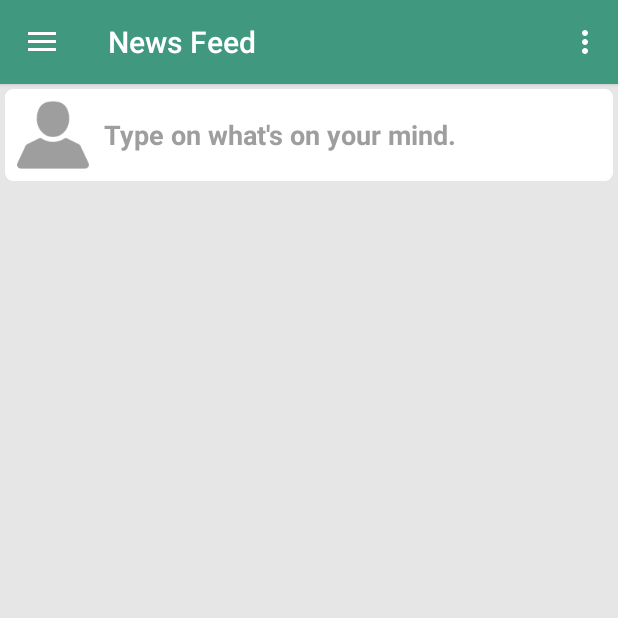
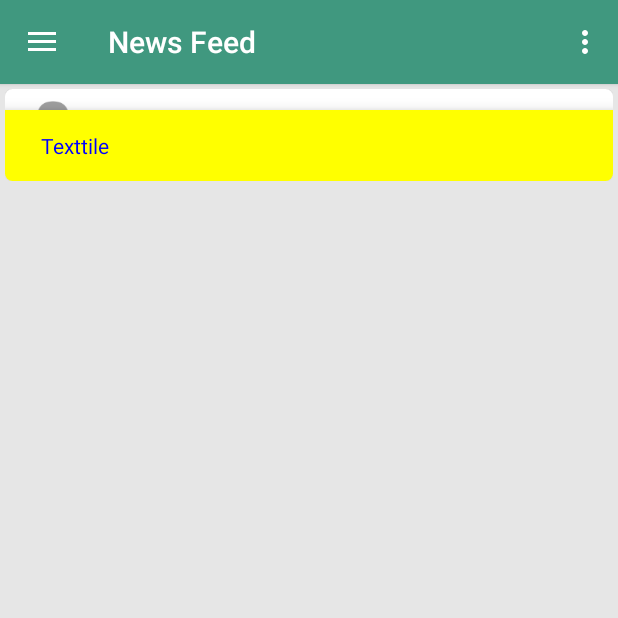
Before and after one commit to akhil1298/Textile, an Android app: the newsfeed screen opened directly, with no data from a screen before it, on a phone screen of 412 x 824 dp, the top half of it. Run offline under Robolectric (Android 15) with nearby library versions, the phone set to English and light mode, and no system bars; 2 statements that could not run were skipped.

Commit message:
Login , New feed, create post and chat screen

```diff
--- a/app/src/main/java/fourever/textile/fragment/newsfeed.java
+++ b/app/src/main/java/fourever/textile/fragment/newsfeed.java
@@ -1,11 +1,16 @@
 package fourever.textile.fragment;
 
+import android.graphics.Color;
 import android.os.Bundle;
-import android.support.annotation.Nullable;
+
+import android.support.design.widget.Snackbar;
 import android.support.v4.app.Fragment;
+import android.support.v7.widget.CardView;
 import android.view.LayoutInflater;
 import android.view.View;
 import android.view.ViewGroup;
+import android.widget.TextView;
+
 import fourever.textile.mainclasses.R;
 
 /**
@@ -13,10 +18,28 @@ import fourever.textile.mainclasses.R;
  */
 public class newsfeed extends Fragment {
 
-    @Nullable
+    CardView cv;
+    private View.OnClickListener mOnClickListener;
+
     @Override
     public View onCreateView(LayoutInflater inflater, ViewGroup container, Bundle savedInstanceState) {
         View view = inflater.inflate(R.layout.newsfeed_design_main, null);
+        cv = (CardView) view.findViewById(R.id.card_view);
+        Snackbar snackbar = Snackbar
+                .make(cv, R.string.app_name, Snackbar.LENGTH_LONG)
+                .setAction(R.string.app_name, mOnClickListener);
+        snackbar.setActionTextColor(Color.CYAN);
+        View snackbarView = snackbar.getView();
+        snackbarView.setBackgroundColor(Color.YELLOW);//change Snackbar's background color;
+        TextView textView = (TextView)snackbarView .findViewById(android.support.design.R.id.snackbar_text);
+        textView.setTextColor(Color.BLUE);//change Snackbar's text color;
+        snackbar.show();
+        mOnClickListener = new View.OnClickListener() {
+            @Override
+            public void onClick(View v) {
+               // checkBox.setChecked(false);
+            }
+        };
 
         return view;
     }
--- a/app/src/main/java/fourever/textile/mainclasses/ChatMainActivity.java
+++ b/app/src/main/java/fourever/textile/mainclasses/ChatMainActivity.java
@@ -1,17 +1,11 @@
 package fourever.textile.mainclasses;
 
-import android.app.ActionBar;
 import android.graphics.Color;
 import android.graphics.drawable.ColorDrawable;
 import android.support.v4.view.WindowCompat;
 import android.support.v7.app.AppCompatActivity;
 import android.os.Bundle;
 import android.text.Html;
-import android.view.Menu;
-import android.view.MenuItem;
-import android.view.Window;
-
-import fourever.textile.mainclasses.R;
 
 public class ChatMainActivity extends AppCompatActivity {
 
--- a/app/src/main/res/layout/newsfeed_design_main.xml
+++ b/app/src/main/res/layout/newsfeed_design_main.xml
@@ -3,7 +3,7 @@
     xmlns:card_view="http://schemas.android.com/apk/res-auto"
     android:id="@+id/card_view"
     android:layout_width="match_parent"
-    android:layout_height="wrap_content"
+    android:layout_height="match_parent"
     android:layout_margin="6dp"
     card_view:cardCornerRadius="5dp">
 
@@ -35,11 +35,11 @@
                 android:orientation="vertical">
 
                 <TextView
-                    android:gravity="center_vertical"
                     android:id="@+id/txtname"
                     android:layout_width="wrap_content"
                     android:layout_height="match_parent"
                     android:layout_marginLeft="10dp"
+                    android:gravity="center_vertical"
                     android:text="Type on what's on your mind."
                     android:textColor="@color/ltgrey"
                     android:textSize="18dp"
```
